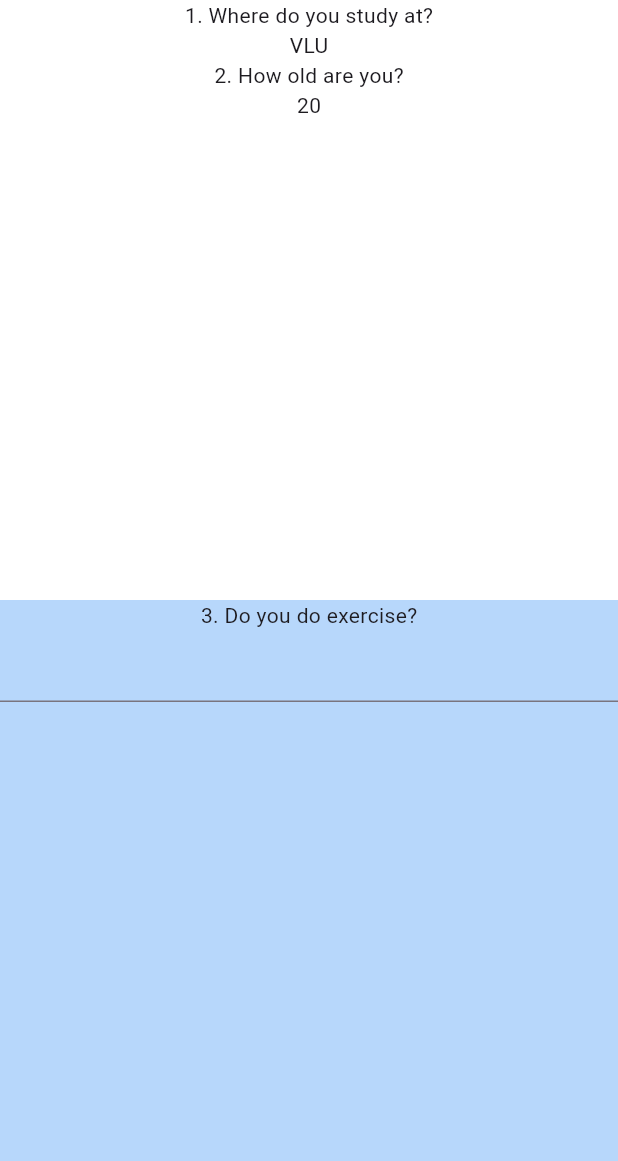
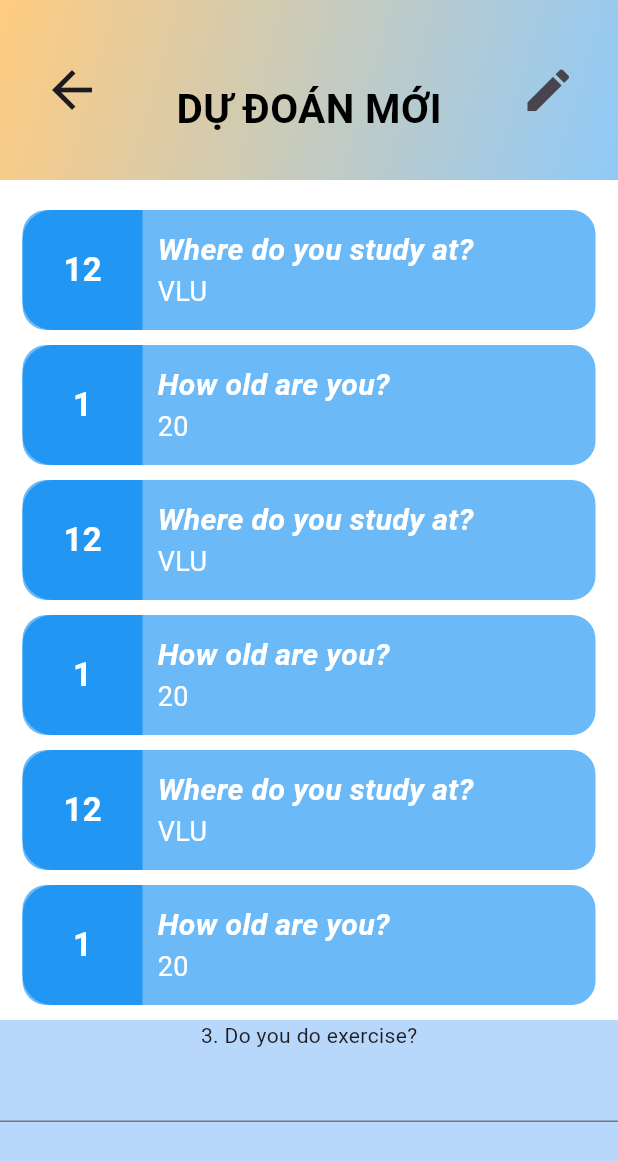
Before and after one commit to HuynhTonyy/TTTN_05_Flutter_Moblie, a Flutter app: the PredictionScreen screen opened directly, on a phone screen of 412 x 824 dp. Shown: the top 1161 px of the screen. Run offline on Flutter 3.47's test engine with Material 3 defaults, Android fonts, the light colour scheme and no system bars.

Commit message:
[Update]  - PredictionScreen
update Display, AppBar

```diff
--- a/lib/Screens/predictionScreen.dart
+++ b/lib/Screens/predictionScreen.dart
@@ -4,28 +4,19 @@ class PredictionScreen extends StatelessWidget {
   @override
   Widget build(BuildContext context) {
     final List<Widget> listText = [
-      Container(
-        child: Column(
-          children: [Text("1. Where do you study at?"), Text("VLU")],
-        ),
-      ),
-      Container(
-        child: Column(
-          children: [Text("2. How old are you?"), Text("20")],
-        ),
-      )
+      AnswerCard(question: "Where do you study at?", answer: "VLU", index: "12",),
+      AnswerCard(question: "How old are you?", answer: "20", index: "1",),AnswerCard(question: "Where do you study at?", answer: "VLU", index: "12",),
+      AnswerCard(question: "How old are you?", answer: "20", index: "1",),AnswerCard(question: "Where do you study at?", answer: "VLU", index: "12",),
+      AnswerCard(question: "How old are you?", answer: "20", index: "1",),AnswerCard(question: "Where do you study at?", answer: "VLU", index: "12",),
+      AnswerCard(question: "How old are you?", answer: "20", index: "1",),AnswerCard(question: "Where do you study at?", answer: "VLU", index: "12",),
+      AnswerCard(question: "How old are you?", answer: "20", index: "1",),
     ];
     return Scaffold(
+        appBar: PredictionAppBar(name: 'DỰ ĐOÁN MỚI'),
         body: Container(
           child: Column(
             children: [
-          Container(
-            height: 400,
-            color: Colors.white,
-            child: ListView(
-              children: listText,
-            ),
-          ),
+              DisplayQuestion(listText: listText),
               Expanded(
                   child: Container(
                 color: const Color.fromARGB(82, 33, 149, 243),
@@ -35,10 +26,146 @@ class PredictionScreen extends StatelessWidget {
                     TextField()
                   ],
                 ),
-            )
-          )
+              ))
             ],
           ),
         ));
   }
 }
+
+class DisplayQuestion extends StatelessWidget {
+  final List<Widget> listText;
+  DisplayQuestion({required this.listText});
+  @override
+  Widget build(BuildContext context) {
+    return Container(
+        height: 560,
+        color: Colors.white,
+        child: ListView(
+          padding: EdgeInsets.all(15),
+          children: listText,
+        ));
+  }
+}
+
+class PredictionAppBar extends StatelessWidget implements PreferredSizeWidget {
+  @override
+  Size get preferredSize =>
+      const Size.fromHeight(120); // Set the height of the AppBar
+  final String name;
+  PredictionAppBar({required this.name});
+  @override
+  Widget build(BuildContext context) {
+    return AppBar(
+      // Increase the overall height of the AppBar to prevent clipping
+      toolbarHeight: 120, // This explicitly sets the toolbar height
+      leading: Container(
+        margin: const EdgeInsets.only(left: 20),
+        child: IconButton(
+          iconSize: 40, // Set a reasonable icon size
+          onPressed: () => Navigator.pop(context),
+          icon: const Icon(Icons.arrow_back),
+        ),
+      ),
+      flexibleSpace: Container(
+        decoration: BoxDecoration(
+          gradient: LinearGradient(
+            colors: [Colors.orange.shade200, Colors.blue.shade200],
+            begin: Alignment.topLeft,
+            end: Alignment.bottomRight,
+          ),
+        ),
+        child: Center(
+            child: Container(
+          margin: EdgeInsets.only(top: 25),
+          child: Text(
+            name,
+            style: TextStyle(
+              fontSize: 27,
+              fontWeight: FontWeight.bold,
+              color: Colors.black,
+            ),
+          ),
+        )),
+      ),
+      actions: [
+        Container(
+          margin: const EdgeInsets.only(right: 20),
+          child: IconButton(
+            iconSize: 37, // Set a reasonable icon size
+            onPressed: () => {},
+            icon: const Icon(Icons.edit),
+          ),
+        ),
+      ],
+    );
+  }
+}
+
+
+class AnswerCard extends StatelessWidget {
+  final String index;
+  final String question;
+  final String answer;
+
+  AnswerCard({required this.question, required this.answer, required this.index});
+
+  @override
+  Widget build(BuildContext context) {
+    return Container(
+      margin: const EdgeInsets.symmetric(vertical: 5),
+      decoration: BoxDecoration(
+        color: const Color.fromARGB(169, 33, 149, 243),
+        borderRadius: BorderRadius.all(Radius.circular(16.0)),
+      ),
+      // Use a fixed height for the AnswerCard to ensure full height
+      height: 80, // Set a height for the AnswerCard
+      child: Row(
+          children: [
+            Container(
+              width: 80,
+              decoration: BoxDecoration(
+                color: Colors.blue,
+                borderRadius: BorderRadius.only(topLeft: Radius.circular(20.0),bottomLeft: Radius.circular(20.0))
+              ),
+              child: Center(
+                child: Text(
+                  index,
+                  style: TextStyle(
+                    fontSize: 22,
+                    fontWeight: FontWeight.bold,
+                    color: Colors.white,
+                  ),
+                ),
+              ),
+            ),
+            Padding(padding: EdgeInsets.all(10), child:  Expanded(
+              child: Column(
+                crossAxisAlignment: CrossAxisAlignment.start,
+                mainAxisAlignment: MainAxisAlignment.center, // Center the text vertically
+                children: [
+                  Text(
+                    question, // Use the passed question variable
+                    style: TextStyle(
+                      fontSize: 20,
+                      fontWeight: FontWeight.bold,
+                      fontStyle: FontStyle.italic,
+                      color: Colors.white,
+                    ),
+                  ),
+                  Text(
+                    answer, // Use the passed answer variable
+                    style: TextStyle(
+                      fontSize: 18,
+                      color: Colors.white,
+                    ),
+                  ),
+                ],
+              ),
+            ),
+          )
+           ],
+        ),
+    );
+  }
+}
--- a/lib/main.dart
+++ b/lib/main.dart
@@ -9,7 +9,7 @@
   @override
   Widget build(BuildContext context) {
     return MaterialApp(
-      home: HomeScreen(),
+      home: PredictionScreen(),
     );
   }
 }
```
Lines whose indentation alone changed are shown as unchanged.
